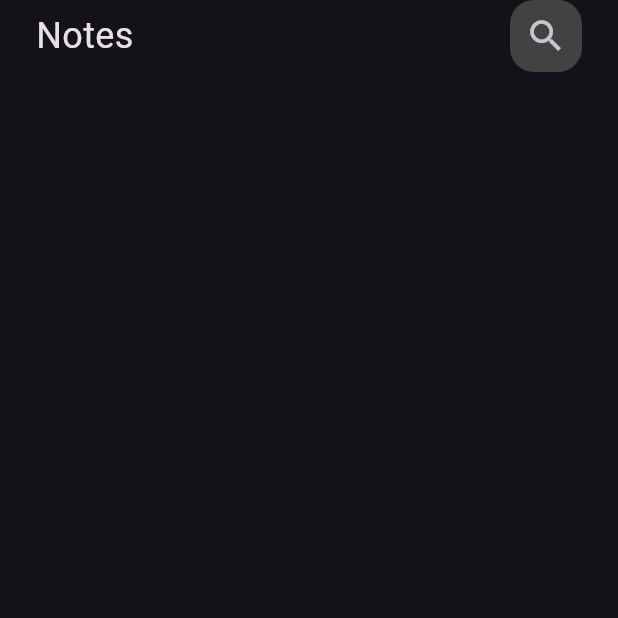
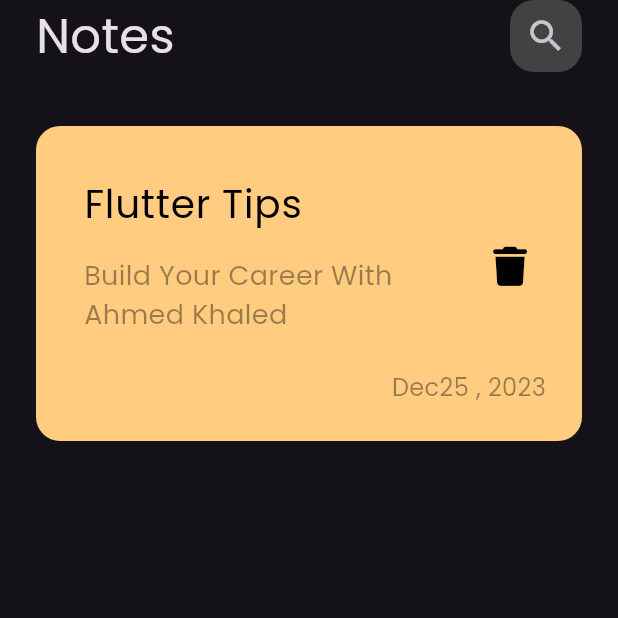
Before and after one commit to AhmedKhaled8907/notes-app, a Flutter app: the screen it shows after launch, on a phone screen of 412 x 824 dp, the top half of it. Run offline on Flutter 3.47's test engine with Material 3 defaults, Android fonts, the phone set to English and light mode, and no system bars; our stand-ins replace font_awesome_flutter.

Commit message:
create custom note item

```diff
--- a/lib/main.dart
+++ b/lib/main.dart
@@ -13,7 +13,7 @@ class NotesApp extends StatelessWidget {
     return MaterialApp(
       debugShowCheckedModeBanner: false,
       title: 'Notes App',
-      theme: ThemeData(brightness: Brightness.dark),
+      theme: ThemeData(brightness: Brightness.dark,fontFamily: 'Poppins'),
       home: const NotesView(),
     );
   }
--- a/lib/views/widgets/custom_app_bar.dart
+++ b/lib/views/widgets/custom_app_bar.dart
@@ -11,7 +11,7 @@ class CustomAppBar extends StatelessWidget {
       children: [
         Text(
           'Notes',
-          style: TextStyle(fontSize: 24),
+          style: TextStyle(fontSize: 32),
         ),
         CustomSearchIcon(),
       ],
--- /dev/null
+++ b/lib/views/widgets/custom_note_item.dart
@@ -0,0 +1,59 @@
+import 'package:flutter/material.dart';
+import 'package:font_awesome_flutter/font_awesome_flutter.dart';
+
+class CustomNoteItem extends StatelessWidget {
+  const CustomNoteItem({super.key});
+
+  @override
+  Widget build(BuildContext context) {
+    return Container(
+      decoration: BoxDecoration(
+        color: const Color(0xffffcc80),
+        borderRadius: BorderRadius.circular(16),
+      ),
+      padding: const EdgeInsets.symmetric(vertical: 24).copyWith(left: 16),
+      child: Column(
+        crossAxisAlignment: CrossAxisAlignment.end,
+        children: [
+          ListTile(
+            title: const Text(
+              'Flutter Tips',
+              style: TextStyle(
+                color: Colors.black,
+                fontSize: 26,
+              ),
+            ),
+            subtitle: Padding(
+              padding: const EdgeInsets.symmetric(vertical: 16),
+              child: Text(
+                'Build Your Career With Ahmed Khaled',
+                style: TextStyle(
+                  color: Colors.black.withOpacity(0.4),
+                  fontSize: 18,
+                ),
+              ),
+            ),
+            trailing: IconButton(
+              onPressed: () {},
+              icon: const Icon(
+                FontAwesomeIcons.trash,
+                color: Colors.black,
+                size: 26,
+              ),
+            ),
+          ),
+          Padding(
+            padding: const EdgeInsets.only(right: 24),
+            child: Text(
+              'Dec25 , 2023',
+              style: TextStyle(
+                color: Colors.black.withOpacity(0.4),
+                fontSize: 16,
+              ),
+            ),
+          ),
+        ],
+      ),
+    );
+  }
+}
--- a/lib/views/widgets/notes_views_body.dart
+++ b/lib/views/widgets/notes_views_body.dart
@@ -1,5 +1,6 @@
 import 'package:flutter/material.dart';
 import 'package:notes_app/views/widgets/custom_app_bar.dart';
+import 'package:notes_app/views/widgets/custom_note_item.dart';
 
 class NotesViewBody extends StatelessWidget {
   const NotesViewBody({super.key});
@@ -12,6 +13,8 @@ class NotesViewBody extends StatelessWidget {
         child: Column(
           children: [
             CustomAppBar(),
+            SizedBox(height: 36),
+            CustomNoteItem(),
           ],
         ),
       ),
```
Also changed, not shown: pubspec.yaml (+9 -6 lines), assets/fonts/Poppins-Black.ttf (added), assets/fonts/Poppins-Bold.ttf (added), assets/fonts/Poppins-Regular.ttf (added), assets/fonts/Poppins-SemiBold.ttf (added), pubspec.lock.
